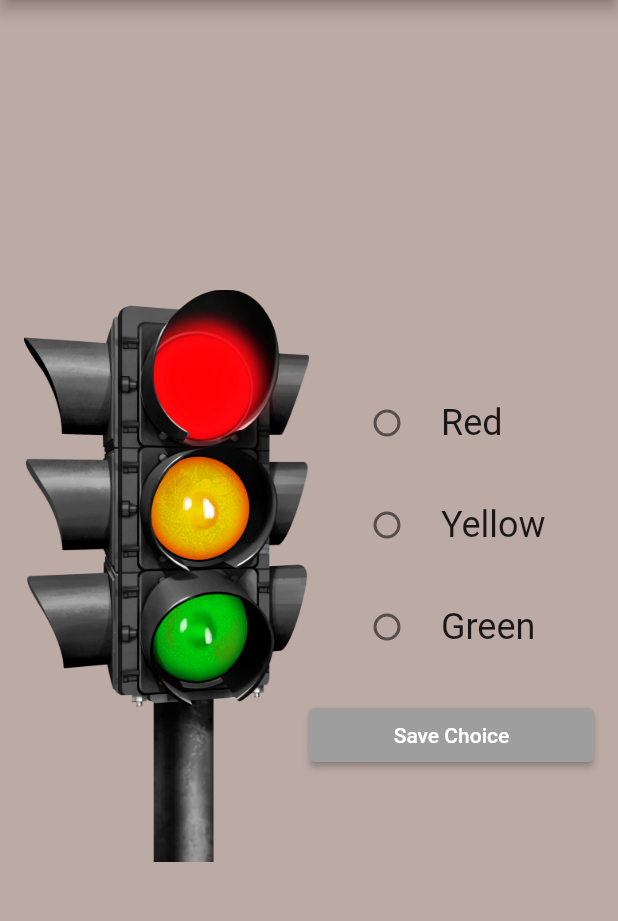
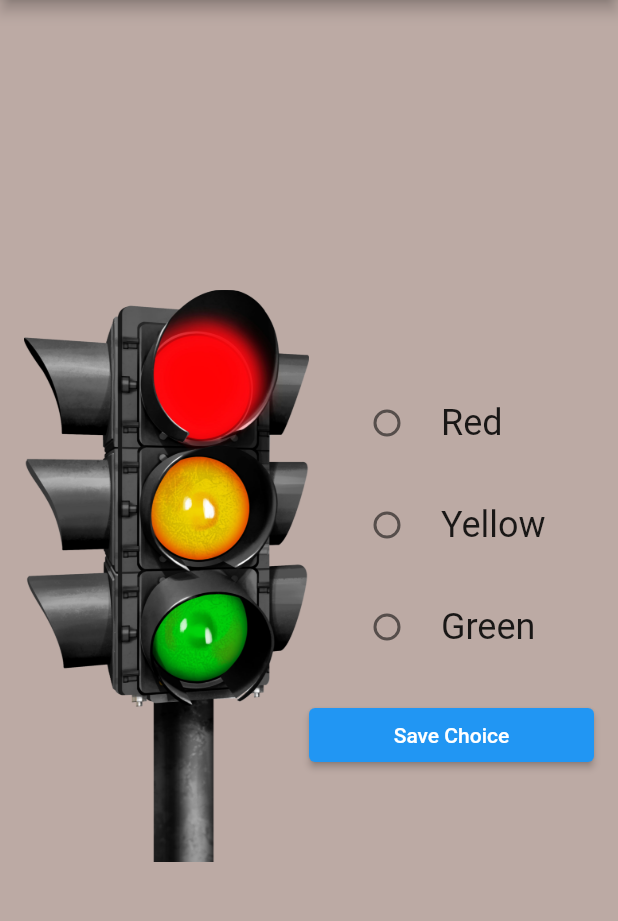
Before and after one commit to BadCodingGuy/final_year_project, a Flutter app: the TrafficLightsSelection screen opened directly with empty values, on a phone screen of 412 x 824 dp, the part 84-1005 px from its top. Run offline on Flutter 3.47's test engine with Material 2 defaults, Android fonts, the phone set to English and light mode, and no system bars; our stand-ins replace audioplayers, chewie, cloud_firestore, confetti, firebase_auth, firebase_core and 4 more; missing offline and left inert: flutter_timer_countdown; accounts and stored records are empty.

Commit message:
traffic ight fixed

```diff
--- a/lib/Screens/Student pages/traffic_lights.dart
+++ b/lib/Screens/Student pages/traffic_lights.dart
@@ -195,13 +195,6 @@ class _TrafficLightsSelectionState extends State<TrafficLightsSelection> {
                       onPressed: () => _saveChoice(context),
                       child: Text('Save Choice'),
                       style: ElevatedButton.styleFrom(
-                        primary: _selectedColor != null
-                            ? _selectedColor == 'Green'
-                            ? Colors.green
-                            : _selectedColor == 'Yellow'
-                            ? Colors.yellow
-                            : Colors.red
-                            : Colors.grey,
                       ),
                     ),
                   ),
```
